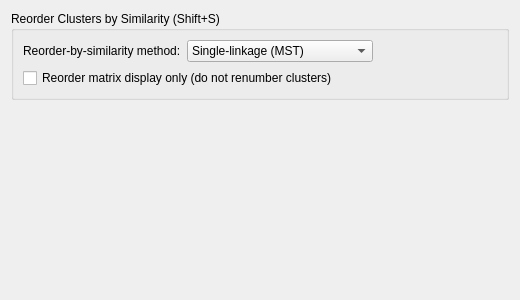
First picture: the form in src/klusters/src/prefsortinglayout.ui, repository Gravios/neurosuite-3, before the edit.
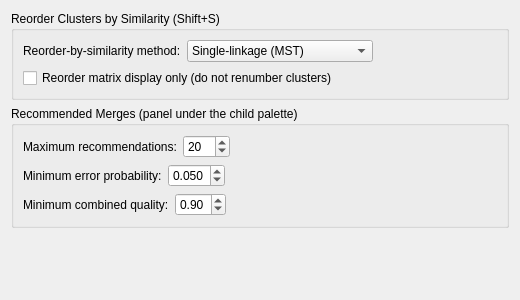
Second picture: the form after the edit.

Commit message: klusters: expose the merge-recommendation knobs in Preferences -> Sorting

Patch:
```diff
--- a/src/klusters/src/prefsortinglayout.ui
+++ b/src/klusters/src/prefsortinglayout.ui
@@ -64,6 +64,94 @@
      </layout>
     </widget>
    </item>
+   <item>
+    <widget class="QGroupBox" name="groupBox_mergeRecommend">
+     <property name="sizePolicy">
+      <sizepolicy hsizetype="Expanding" vsizetype="Fixed">
+       <horstretch>0</horstretch>
+       <verstretch>0</verstretch>
+      </sizepolicy>
+     </property>
+     <property name="title">
+      <string>Recommended Merges (panel under the child palette)</string>
+     </property>
+     <layout class="QVBoxLayout" name="mergeRecommendGroupLayout">
+      <item>
+       <layout class="QHBoxLayout" name="mergeRecommendMaxRow">
+        <item>
+         <widget class="QLabel" name="mergeRecommendMaxLabel">
+          <property name="text"><string>Maximum recommendations:</string></property>
+         </widget>
+        </item>
+        <item>
+         <widget class="QSpinBox" name="mergeRecommendMaxSpinBox">
+          <property name="toolTip"><string>Cap on how many merge recommendations the panel lists, best first. The panel ranks every candidate pair before capping, so raising this lengthens the list rather than widening the search. Default: 20.</string></property>
+          <property name="minimum"><number>1</number></property>
+          <property name="maximum"><number>200</number></property>
+          <property name="value"><number>20</number></property>
+         </widget>
+        </item>
+        <item>
+         <spacer name="mergeRecommendMaxSpacer">
+          <property name="orientation"><enum>Qt::Horizontal</enum></property>
+          <property name="sizeHint" stdset="0"><size><width>40</width><height>20</height></size></property>
+         </spacer>
+        </item>
+       </layout>
+      </item>
+      <item>
+       <layout class="QHBoxLayout" name="mergeRecommendErrorFloorRow">
+        <item>
+         <widget class="QLabel" name="mergeRecommendErrorFloorLabel">
+          <property name="text"><string>Minimum error probability:</string></property>
+         </widget>
+        </item>
+        <item>
+         <widget class="QDoubleSpinBox" name="mergeRecommendErrorFloorSpinBox">
+          <property name="toolTip"><string>Absolute floor on the symmetrised error-matrix probability. A pair scoring below this is dropped no matter how well the residual matrix likes it: the error matrix holds probabilities, so a low value means &quot;these are not one unit&quot; and is a fact, not a ranking. This gate is applied BEFORE ranking, so a disbelieved pair does not occupy a rank slot. Raise it to demand stronger evidence; 0 disables the gate and leaves only the relative quality floor. Default: 0.05.</string></property>
+          <property name="decimals"><number>3</number></property>
+          <property name="minimum"><double>0.000000000000000</double></property>
+          <property name="maximum"><double>1.000000000000000</double></property>
+          <property name="singleStep"><double>0.010000000000000</double></property>
+          <property name="value"><double>0.050000000000000</double></property>
+         </widget>
+        </item>
+        <item>
+         <spacer name="mergeRecommendErrorFloorSpacer">
+          <property name="orientation"><enum>Qt::Horizontal</enum></property>
+          <property name="sizeHint" stdset="0"><size><width>40</width><height>20</height></size></property>
+         </spacer>
+        </item>
+       </layout>
+      </item>
+      <item>
+       <layout class="QHBoxLayout" name="mergeRecommendQualityFloorRow">
+        <item>
+         <widget class="QLabel" name="mergeRecommendQualityFloorLabel">
+          <property name="text"><string>Minimum combined quality:</string></property>
+         </widget>
+        </item>
+        <item>
+         <widget class="QDoubleSpinBox" name="mergeRecommendQualityFloorSpinBox">
+          <property name="toolTip"><string>Minimum combined quality for a pair to be listed. Quality is the WEAKER of the two matrices&apos; percentile ranks, so 0.90 means both the error and the residual matrix must rank the pair in their own top decile. Because it is a percentile it is relative to the pairs on offer, which is why the absolute error floor above exists alongside it. Lower it to see more marginal suggestions. Default: 0.90.</string></property>
+          <property name="decimals"><number>2</number></property>
+          <property name="minimum"><double>0.000000000000000</double></property>
+          <property name="maximum"><double>1.000000000000000</double></property>
+          <property name="singleStep"><double>0.050000000000000</double></property>
+          <property name="value"><double>0.900000000000000</double></property>
+         </widget>
+        </item>
+        <item>
+         <spacer name="mergeRecommendQualityFloorSpacer">
+          <property name="orientation"><enum>Qt::Horizontal</enum></property>
+          <property name="sizeHint" stdset="0"><size><width>40</width><height>20</height></size></property>
+         </spacer>
+        </item>
+       </layout>
+      </item>
+     </layout>
+    </widget>
+   </item>
    <item><spacer name="vSpacer"><property name="orientation"><enum>Qt::Vertical</enum></property><property name="sizeHint" stdset="0"><size><width>20</width><height>40</height></size></property></spacer></item>
   </layout>
  </widget>
```
The commit also changes 7 other files.
